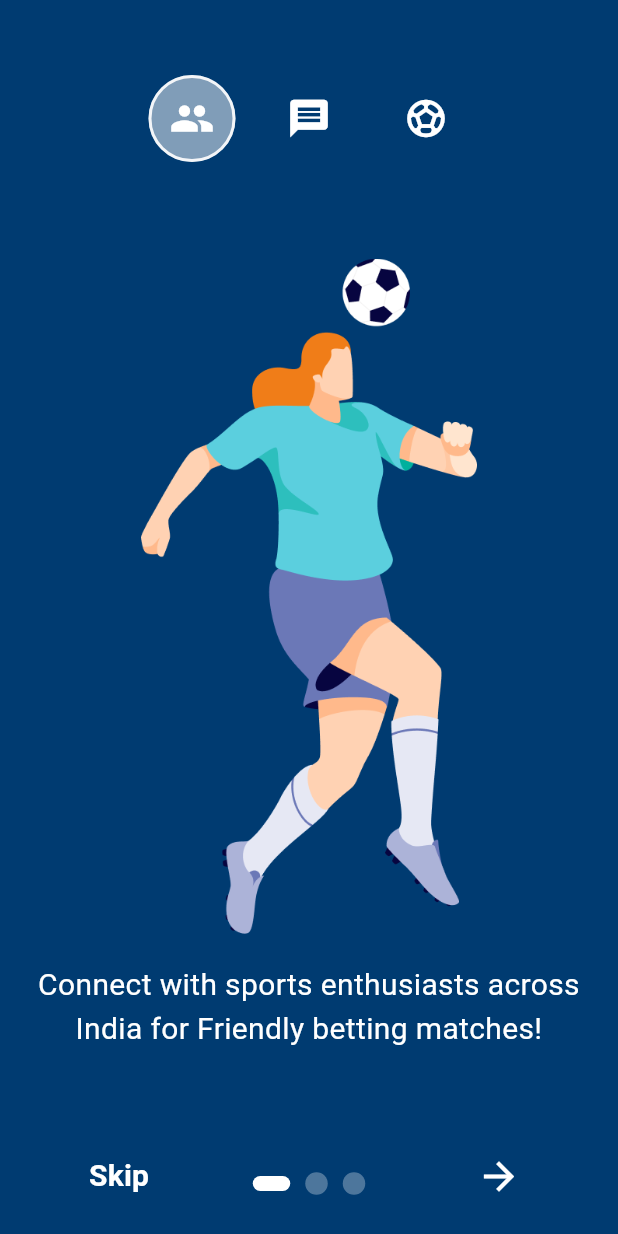
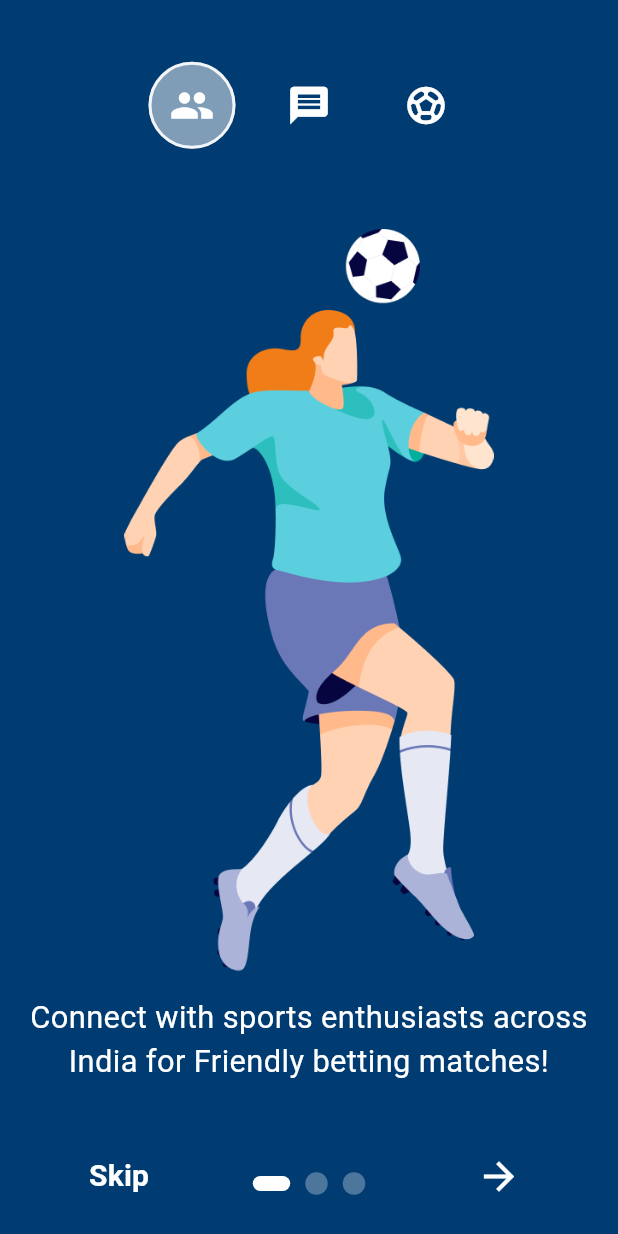
Before and after one commit to Monikaboopathi/meet_in_ground, a Flutter app: the screen it shows after launch, on a phone screen of 412 x 824 dp. Run offline on Flutter 3.47's test engine with Material 3 defaults, Android fonts, the phone set to English and light mode, and no system bars; drawn by our look-alikes of introduction_screen; our stand-ins replace cached_network_image, cloud_firestore, emoji_picker_flutter, firebase_core, firebase_messaging, flutter_dotenv and 11 more; missing offline and left inert: clipboard; accounts and stored records are empty; Roboto replaces fonts that are missing (Poppins); project files that could hold a hidden picture were left out.

Commit message:
make it responsive

```diff
--- a/lib/Screens/onboarding/Onboarding.dart
+++ b/lib/Screens/onboarding/Onboarding.dart
@@ -32,8 +32,8 @@
     return Align(
       child: Image.asset(
         assetName,
-        width: 350.0,
-        height: 450,
+        width: MediaQuery.of(context).size.width * 0.9,
+        height: MediaQuery.of(context).size.height * 0.6,
         fit: BoxFit.contain,
       ),
       alignment: Alignment.center,
@@ -63,11 +63,11 @@
         border: Border.all(
           color:
               isSelected ? Colors.white.withOpacity(0.9) : Colors.transparent,
-          width: 2, // Adjust the width of the border
+          width: 2,
         ),
       ),
       padding: EdgeInsets.all(8),
-      margin: EdgeInsets.symmetric(horizontal: 5), // Add horizontal spacing
+      margin: EdgeInsets.symmetric(horizontal: 5),
       child: Padding(
         padding: const EdgeInsets.all(4.0),
         child: Icon(icon, color: Colors.white, size: 30),
@@ -90,9 +90,9 @@
         mainAxisAlignment: MainAxisAlignment.start,
         crossAxisAlignment: CrossAxisAlignment.center,
         children: [
-          SizedBox(height: 40),
+          SizedBox(height: MediaQuery.of(context).size.height * 0.05),
           buildImage(image),
-          SizedBox(height: 20),
+          SizedBox(height: MediaQuery.of(context).size.height * 0.02),
           body,
         ],
       ),
@@ -102,8 +102,7 @@
   @override
   Widget build(BuildContext context) {
     return Scaffold(
-      backgroundColor: Colors
-          .transparent, // Set the background color of the scaffold to transparent
+      backgroundColor: Colors.transparent,
       body: IntroductionScreen(
         pages: [
           buildPageViewModel(
@@ -114,7 +113,7 @@
               textAlign: TextAlign.center,
               style: TextStyle(
                 color: Colors.white,
-                fontSize: 20,
+                fontSize: MediaQuery.of(context).size.width * 0.05,
               ),
             ),
           ),
@@ -126,7 +125,7 @@
               textAlign: TextAlign.center,
               style: TextStyle(
                 color: Colors.white,
-                fontSize: 20,
+                fontSize: MediaQuery.of(context).size.width * 0.05,
               ),
             ),
           ),
@@ -138,7 +137,7 @@
               textAlign: TextAlign.center,
               style: TextStyle(
                 color: Colors.white,
-                fontSize: 20,
+                fontSize: MediaQuery.of(context).size.width * 0.05,
               ),
             ),
           ),
@@ -168,13 +167,13 @@
             style: TextStyle(
               fontWeight: FontWeight.w800,
               fontSize: 18,
-              color: Colors.white, // Color based on your theme
+              color: Colors.white,
             ),
           ),
         ),
         globalBackgroundColor: pageColors[_currentPage],
         globalHeader: Container(
-          padding: EdgeInsets.only(top: 50),
+          padding: EdgeInsets.only(top: MediaQuery.of(context).size.height * 0.05),
           child: buildIcons(),
         ),
         dotsDecorator: DotsDecorator(
```
